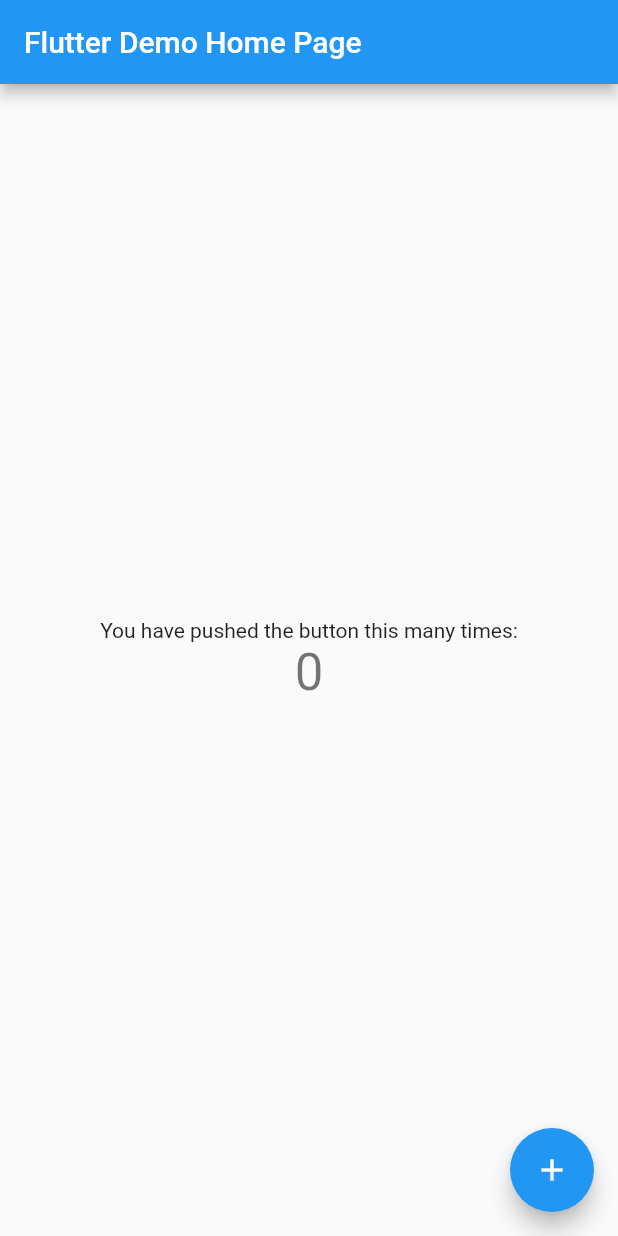
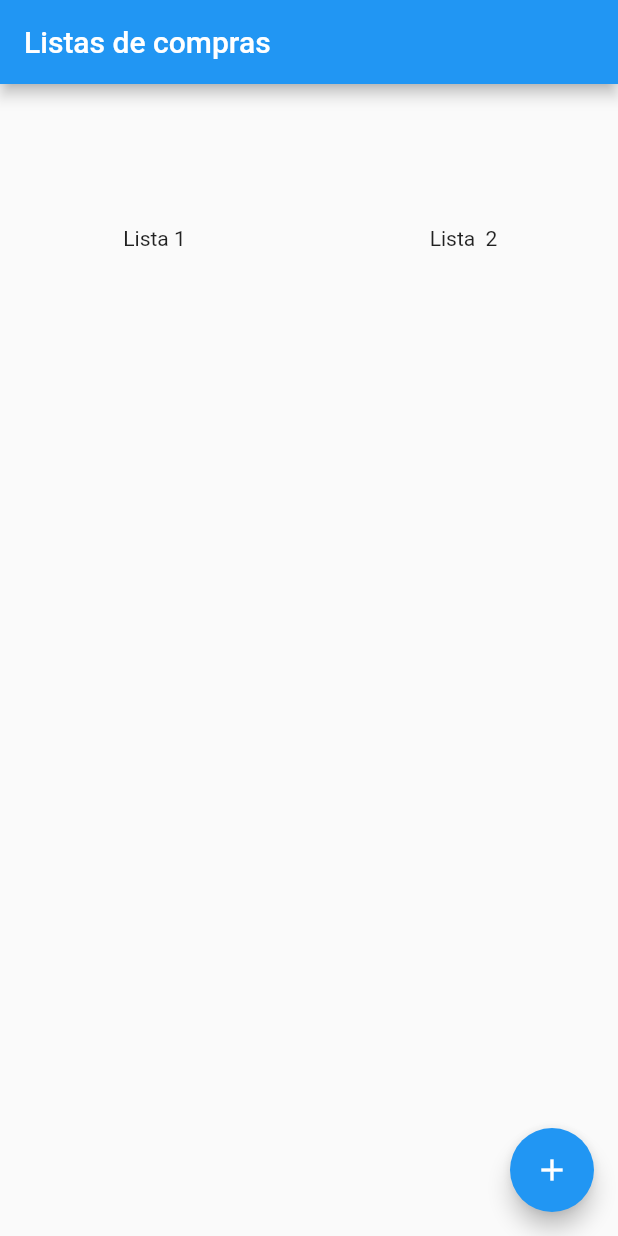
Before and after one commit to feirinha-app/app-flutter-old, a Flutter app: the screen it shows after launch, on a phone screen of 412 x 824 dp. Run offline on Flutter 3.47's test engine with Material 2 defaults, Android fonts, the phone set to English and light mode, and no system bars.

Commit message:
Pages de home e list, início de alguns widgets

```diff
--- a/lib/main.dart
+++ b/lib/main.dart
@@ -1,4 +1,5 @@
 import 'package:flutter/material.dart';
+import 'package:listacompras/pages/home.dart';
 
 void main() {
   runApp(App());
@@ -14,53 +15,7 @@ class App extends StatelessWidget {
         primarySwatch: Colors.blue,
         visualDensity: VisualDensity.adaptivePlatformDensity,
       ),
-      home: HomePage(title: 'Flutter Demo Home Page'),
+      home: HomePage(title: 'Listas de compras'),
     );
   }
 }
-
-class HomePage extends StatefulWidget {
-  HomePage({Key key, this.title}) : super(key: key);
-
-  final String title;
-
-  @override
-  _HomePageState createState() => _HomePageState();
-}
-
-class _HomePageState extends State<HomePage> {
-  int _counter = 0;
-
-  void _incrementCounter() {
-    setState(() {
-      _counter++;
-    });
-  }
-
-  @override
-  Widget build(BuildContext context) {
-    return Scaffold(
-        appBar: AppBar(
-          title: Text(widget.title),
-        ),
-        body: Center(
-          child: Column(
-            mainAxisAlignment: MainAxisAlignment.center,
-            children: <Widget>[
-              Text(
-                'You have pushed the button this many times:',
-              ),
-              Text(
-                '$_counter',
-                style: Theme.of(context).textTheme.headline4,
-              ),
-            ],
-          ),
-        ),
-        floatingActionButton: FloatingActionButton(
-          onPressed: _incrementCounter,
-          tooltip: 'Increment',
-          child: Icon(Icons.add),
-        ));
-  }
-}
--- /dev/null
+++ b/lib/pages/home.dart
@@ -0,0 +1,53 @@
+import 'package:flutter/material.dart';
+import 'package:listacompras/pages/list.dart';
+
+class HomePage extends StatefulWidget {
+  HomePage({Key key, this.title}) : super(key: key);
+
+  final String title;
+
+  @override
+  _HomePageState createState() => _HomePageState();
+}
+
+class _HomePageState extends State<HomePage> {
+  final _items = ['Lista 1', 'Lista  2'];
+
+  void _incrementCounter() {
+    setState(() {
+      _items.add('Lista ${_items.length + 1}');
+    });
+  }
+
+  @override
+  Widget build(BuildContext context) {
+    return Scaffold(
+        appBar: AppBar(
+          title: Text(widget.title),
+        ),
+        body: GridView.count(
+            crossAxisCount: 2,
+            children: List.generate(this._items.length, (index) {
+              final item = this._items[index];
+
+              return InkWell(
+                onTap: () {
+                  Navigator.pushReplacement(
+                      context,
+                      MaterialPageRoute(
+                          builder: (BuildContext context) => ListPage(
+                                title: item,
+                              )));
+                },
+                child: Center(
+                  child: Text(item),
+                ),
+              );
+            })),
+        floatingActionButton: FloatingActionButton(
+          onPressed: _incrementCounter,
+          tooltip: 'Adicionar',
+          child: Icon(Icons.add),
+        ));
+  }
+}
```
Also changed, not shown: lib/pages/list.dart (added, +37 -0 lines).
